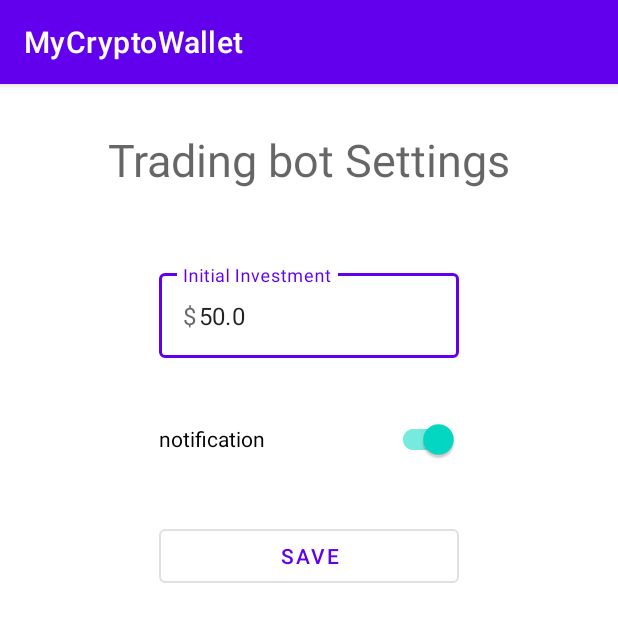
After one commit to HugoISEP/MyCryptoWallet, an Android app: the TradingSettingsActivity screen opened directly, with no data from a screen before it, on a phone screen of 412 x 824 dp. The commit adds this screen. Shown: the top 622 px of the screen. Run offline under Robolectric (Android 15) with nearby library versions, the phone set to English and light mode, and no system bars.

Commit message:
trading settings view

```diff
--- a/app/src/main/AndroidManifest.xml
+++ b/app/src/main/AndroidManifest.xml
@@ -14,6 +14,9 @@
             android:name=".NewCryptoActivity"
             android:exported="true" />
         <activity
+            android:name=".ui.trading.TradingSettingsActivity"
+            android:exported="true" />
+        <activity
             android:name=".MainActivity"
             android:exported="true"
             android:label="@string/app_name">
--- a/app/src/main/java/com/example/mycryptowallet/service/Constant.kt
+++ b/app/src/main/java/com/example/mycryptowallet/service/Constant.kt
@@ -3,6 +3,7 @@ package com.example.mycryptowallet.service
 object Constant {
     // SharedPreferences
     const val INITIAL_TRADING_WALLET = "initialTradingWallet"
+    const val NOTIFICATION_PREFERENCE = "notificationPreference"
 
     // API
     const val BINANCE_URL = "https://api.binance.com/api/v3/"
--- a/app/src/main/java/com/example/mycryptowallet/ui/trading/TradingFragment.kt
+++ b/app/src/main/java/com/example/mycryptowallet/ui/trading/TradingFragment.kt
@@ -1,5 +1,6 @@
 package com.example.mycryptowallet.ui.trading
 
+import android.content.Intent
 import android.graphics.Color
 import android.os.Bundle
 import android.preference.PreferenceManager
@@ -16,6 +17,7 @@ import com.example.mycryptowallet.R
 import com.example.mycryptowallet.model.CryptoOrder
 import com.example.mycryptowallet.service.Constant.INITIAL_TRADING_WALLET
 import com.google.android.material.chip.Chip
+import com.google.android.material.floatingactionbutton.FloatingActionButton
 import kotlinx.android.synthetic.main.fragment_trading.*
 import java.util.stream.Collectors
 
@@ -84,6 +86,12 @@ class TradingFragment : Fragment() {
             recyclerView.adapter = adapter
         })
 
+        val button = root.findViewById<FloatingActionButton>(R.id.floatingActionButton)
+        button.setOnClickListener {
+            val intent = Intent(root.context, TradingSettingsActivity::class.java)
+            startActivity(intent)
+        }
+
         return root
     }
 }
--- /dev/null
+++ b/app/src/main/java/com/example/mycryptowallet/ui/trading/TradingSettingsActivity.kt
@@ -0,0 +1,59 @@
+package com.example.mycryptowallet.ui.trading
+
+import android.app.Activity
+import android.content.Intent
+import android.content.SharedPreferences
+import android.os.Bundle
+import android.preference.PreferenceManager
+import android.text.Editable
+import android.text.TextUtils
+import android.text.TextWatcher
+import android.widget.Button
+import androidx.appcompat.app.AppCompatActivity
+import com.example.mycryptowallet.R
+import com.example.mycryptowallet.service.Constant
+import com.google.android.material.switchmaterial.SwitchMaterial
+import com.google.android.material.textfield.TextInputEditText
+import kotlinx.android.synthetic.main.activity_trading_settings.*
+
+
+class TradingSettingsActivity: AppCompatActivity(){
+    private lateinit var sharedPreferences: SharedPreferences
+    private lateinit var initialInvestmentTextView: TextInputEditText
+    private lateinit var notificationSwitchView: SwitchMaterial
+    private lateinit var saveButton: Button
+
+    override fun onCreate(savedInstanceState: Bundle?) {
+        super.onCreate(savedInstanceState)
+        setContentView(R.layout.activity_trading_settings)
+        sharedPreferences = PreferenceManager.getDefaultSharedPreferences(this)
+        initialInvestmentTextView = findViewById(R.id.textField)
+        notificationSwitchView = findViewById(R.id.notificationSwitch)
+        saveButton = findViewById(R.id.saveButton)
+
+        notificationSwitchView.isChecked = sharedPreferences.getBoolean(Constant.NOTIFICATION_PREFERENCE, true)
+        initialInvestmentTextView.setText(sharedPreferences.getFloat(Constant.INITIAL_TRADING_WALLET, 0f).toString())
+        initialInvestmentTextView.addTextChangedListener(textWatcher)
+
+        saveButton.setOnClickListener {
+            val replyIntent = Intent()
+            if (TextUtils.isEmpty(initialInvestmentTextView.text)) {
+                setResult(Activity.RESULT_CANCELED, replyIntent)
+            } else {
+                sharedPreferences.edit().putFloat(Constant.INITIAL_TRADING_WALLET, initialInvestmentTextView.text.toString().toFloat()).apply()
+                sharedPreferences.edit().putBoolean(Constant.NOTIFICATION_PREFERENCE, notificationSwitch.isChecked).apply()
+            }
+            finish()
+        }
+    }
+
+    private val textWatcher: TextWatcher = object : TextWatcher {
+        override fun beforeTextChanged(s: CharSequence, start: Int, count: Int, after: Int) {}
+        override fun onTextChanged(s: CharSequence, start: Int, before: Int, count: Int) {
+            val usernameInput: String = initialInvestmentTextView.text.toString().trim()
+            saveButton.isEnabled = usernameInput.isNotEmpty()
+        }
+        override fun afterTextChanged(s: Editable) {}
+    }
+
+}
--- /dev/null
+++ b/app/src/main/res/layout/activity_trading_settings.xml
@@ -0,0 +1,66 @@
+<?xml version="1.0" encoding="utf-8"?>
+<androidx.constraintlayout.widget.ConstraintLayout xmlns:android="http://schemas.android.com/apk/res/android"
+    xmlns:app="http://schemas.android.com/apk/res-auto"
+    android:layout_width="match_parent"
+    android:layout_height="match_parent"
+    android:orientation="vertical">
+
+    <TextView
+        android:id="@+id/title"
+        android:layout_width="match_parent"
+        android:layout_height="wrap_content"
+        android:layout_marginTop="30dp"
+        android:gravity="center_horizontal|fill_horizontal"
+        android:text="Trading bot Settings"
+        android:textAlignment="center"
+        android:textAppearance="@style/TextAppearance.AppCompat.Display1"
+        android:textSize="30sp"
+        app:layout_constraintTop_toTopOf="parent" />
+
+    <com.google.android.material.textfield.TextInputLayout
+        android:id="@+id/textFieldLayout"
+        style="@style/Widget.MaterialComponents.TextInputLayout.OutlinedBox"
+        android:layout_width="200dp"
+        android:layout_height="wrap_content"
+        android:layout_marginTop="50dp"
+        android:hint="Initial Investment"
+        app:prefixText="$"
+        app:layout_constraintEnd_toEndOf="parent"
+        app:layout_constraintHorizontal_bias="0.5"
+        app:layout_constraintStart_toStartOf="parent"
+        app:layout_constraintTop_toBottomOf="@id/title">
+
+        <com.google.android.material.textfield.TextInputEditText
+            android:id="@+id/textField"
+            android:layout_width="match_parent"
+            android:layout_height="wrap_content"
+            android:inputType="numberDecimal"
+            app:layout_constraintTop_toBottomOf="parent" />
+
+    </com.google.android.material.textfield.TextInputLayout>
+
+    <com.google.android.material.switchmaterial.SwitchMaterial
+        android:id="@+id/notificationSwitch"
+        android:layout_width="200dp"
+        android:layout_height="wrap_content"
+        android:layout_marginTop="30dp"
+        android:checked="true"
+        android:text="notification"
+        app:layout_constraintEnd_toEndOf="parent"
+        app:layout_constraintHorizontal_bias="0.5"
+        app:layout_constraintStart_toStartOf="parent"
+        app:layout_constraintTop_toBottomOf="@+id/textFieldLayout" />
+
+    <Button
+        android:id="@+id/saveButton"
+        style="?attr/materialButtonOutlinedStyle"
+        android:layout_width="200dp"
+        android:layout_height="wrap_content"
+        android:layout_marginTop="30dp"
+        android:text="Save"
+        app:layout_constraintEnd_toEndOf="parent"
+        app:layout_constraintHorizontal_bias="0.5"
+        app:layout_constraintStart_toStartOf="parent"
+        app:layout_constraintTop_toBottomOf="@id/notificationSwitch" />
+
+</androidx.constraintlayout.widget.ConstraintLayout>
--- a/app/src/main/res/layout/fragment_trading.xml
+++ b/app/src/main/res/layout/fragment_trading.xml
@@ -8,7 +8,7 @@
     android:paddingBottom="48dp">
 
     <com.google.android.material.floatingactionbutton.FloatingActionButton
-        android:id="@+id/floating_action_button"
+        android:id="@+id/floatingActionButton"
         android:layout_width="wrap_content"
         android:layout_height="wrap_content"
         android:layout_gravity="bottom|right"
```
